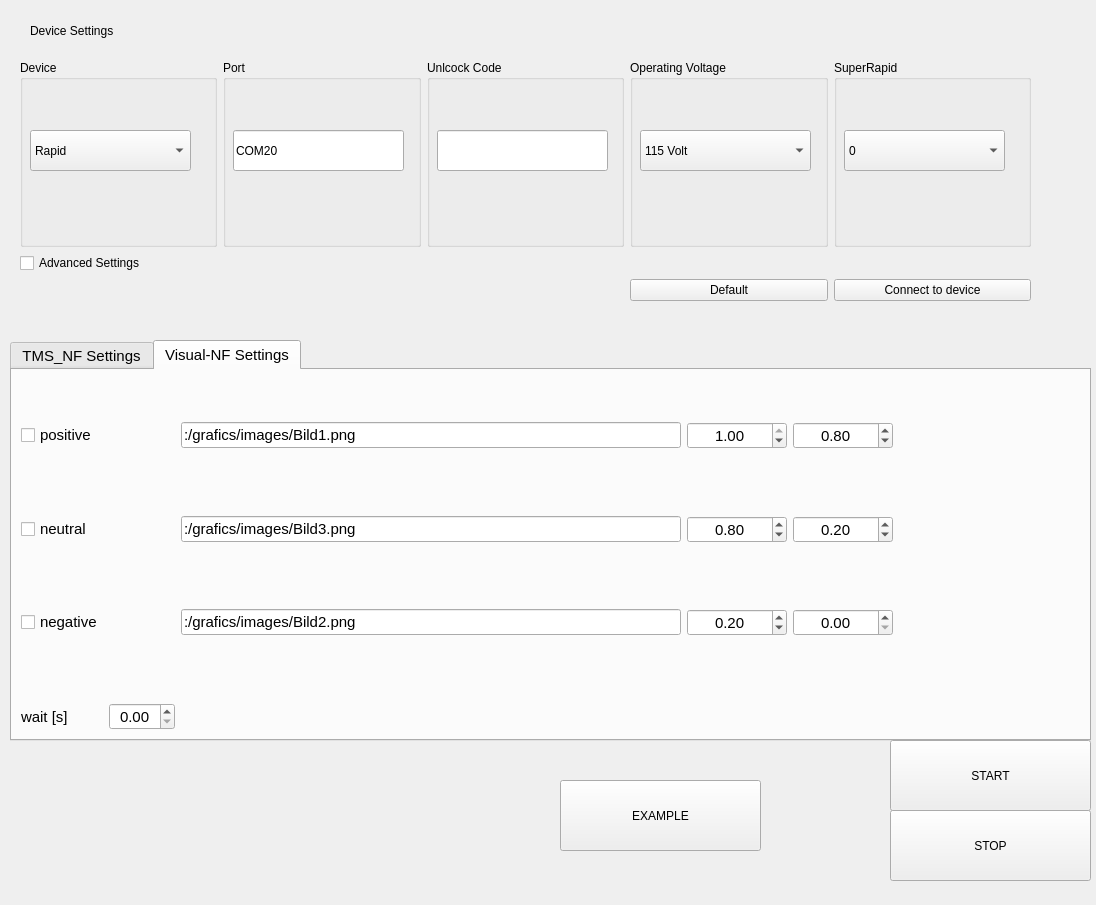
First picture: the form in applications/mne_scan/plugins/tmsneurofeedback/FormFiles/tmsgui.ui, repository MagCPP/mne-cpp, before the edit.
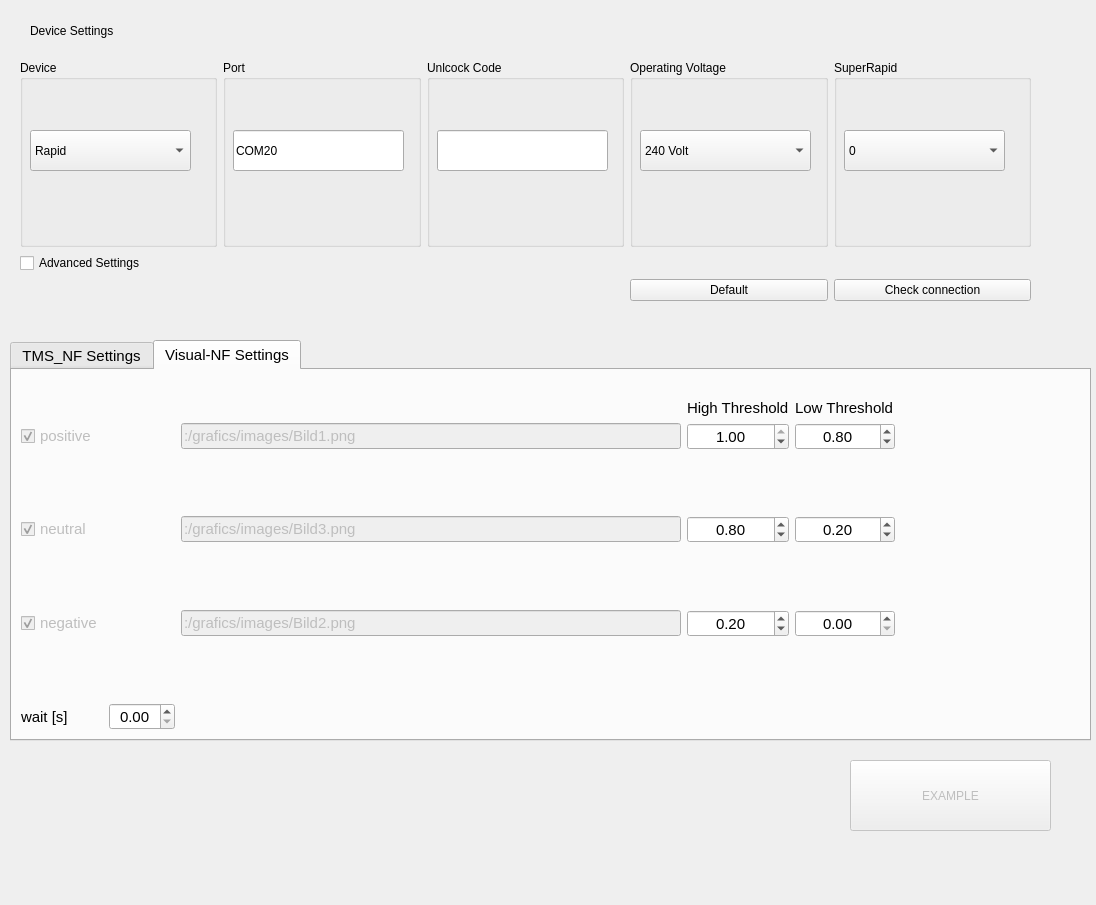
Second picture: the form after the edit. The open tabs and pages were chosen to show the change.

Diff of the .ui file:
```diff
--- a/applications/mne_scan/plugins/tmsneurofeedback/FormFiles/tmsgui.ui
+++ b/applications/mne_scan/plugins/tmsneurofeedback/FormFiles/tmsgui.ui
@@ -413,9 +413,15 @@
        </item>
        <item row="11" column="0">
         <widget class="QCheckBox" name="checkBox_visNeg">
+         <property name="enabled">
+          <bool>false</bool>
+         </property>
          <property name="text">
           <string>negative</string>
          </property>
+         <property name="checked">
+          <bool>true</bool>
+         </property>
         </widget>
        </item>
        <item row="13" column="0">
@@ -427,16 +433,31 @@
        </item>
        <item row="7" column="0">
         <widget class="QCheckBox" name="checkBox_visPos">
+         <property name="enabled">
+          <bool>false</bool>
+         </property>
          <property name="text">
           <string>positive</string>
          </property>
+         <property name="checkable">
+          <bool>true</bool>
+         </property>
+         <property name="checked">
+          <bool>true</bool>
+         </property>
         </widget>
        </item>
        <item row="9" column="0">
         <widget class="QCheckBox" name="checkBox_visNeut">
+         <property name="enabled">
+          <bool>false</bool>
+         </property>
          <property name="text">
           <string>neutral</string>
          </property>
+         <property name="checked">
+          <bool>true</bool>
+         </property>
         </widget>
        </item>
        <item row="1" column="4">
@@ -480,6 +501,9 @@
        </item>
        <item row="11" column="4">
         <widget class="QLineEdit" name="lineEdit_negative">
+         <property name="enabled">
+          <bool>false</bool>
+         </property>
          <property name="toolTip">
           <string>To change the picture enter the path of the file</string>
          </property>
@@ -602,6 +626,9 @@
        </item>
        <item row="7" column="4">
         <widget class="QLineEdit" name="lineEdit_positiv">
+         <property name="enabled">
+          <bool>false</bool>
+         </property>
          <property name="minimumSize">
           <size>
            <width>500</width>
@@ -618,6 +645,9 @@
        </item>
        <item row="9" column="4">
         <widget class="QLineEdit" name="lineEdit_neutral">
+         <property name="enabled">
+          <bool>false</bool>
+         </property>
          <property name="toolTip">
           <string>To change the picture enter the path of the file</string>
          </property>
@@ -626,6 +656,20 @@
          </property>
         </widget>
        </item>
+       <item row="6" column="5">
+        <widget class="QLabel" name="label_3">
+         <property name="text">
+          <string>High Threshold</string>
+         </property>
+        </widget>
+       </item>
+       <item row="6" column="6">
+        <widget class="QLabel" name="label_4">
+         <property name="text">
+          <string>Low Threshold</string>
+         </property>
+        </widget>
+       </item>
       </layout>
      </item>
     </layout>
@@ -710,11 +754,6 @@
          <height>41</height>
         </rect>
        </property>
-       <item>
-        <property name="text">
-         <string>115 Volt</string>
-        </property>
-       </item>
        <item>
         <property name="text">
          <string>240 Volt</string>
@@ -819,7 +858,7 @@
     <item row="2" column="5">
      <widget class="QPushButton" name="pushButton_connect">
       <property name="text">
-       <string>Connect to device</string>
+       <string>Check connection</string>
       </property>
      </widget>
     </item>
@@ -838,37 +877,14 @@
     <string>Device Settings</string>
    </property>
   </widget>
-  <widget class="QPushButton" name="pushButton_stop">
-   <property name="geometry">
-    <rect>
-     <x>890</x>
-     <y>810</y>
-     <width>201</width>
-     <height>71</height>
-    </rect>
-   </property>
-   <property name="text">
-    <string>STOP</string>
-   </property>
-  </widget>
-  <widget class="QPushButton" name="pushButton_start">
-   <property name="geometry">
-    <rect>
-     <x>890</x>
-     <y>740</y>
-     <width>201</width>
-     <height>71</height>
-    </rect>
-   </property>
-   <property name="text">
-    <string>START</string>
-   </property>
-  </widget>
   <widget class="QPushButton" name="pushButton_example">
+   <property name="enabled">
+    <bool>false</bool>
+   </property>
    <property name="geometry">
     <rect>
-     <x>560</x>
-     <y>780</y>
+     <x>850</x>
+     <y>760</y>
      <width>201</width>
      <height>71</height>
     </rect>
```
Left out of the diff: 42 changed lines with no effect on the pictures.
